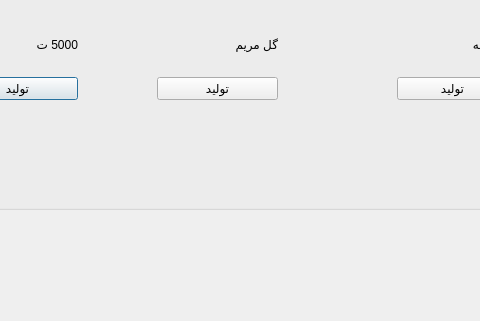
Before: the Qt Designer form form/laboratory.ui in mahshid-o/GreenHouse, drawn with Qt 5; both pictures show x 209 to 689 and y 201 to 522 of the 900 by 522 pixel window.
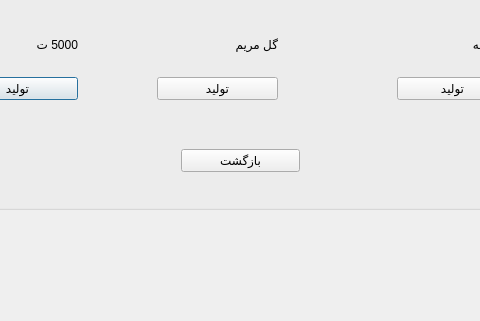
After: the same form once the commit is applied. Icons and pictures are not drawn.

Commit message: add back button and beautify UI

Diff of the .ui file:
```diff
--- a/form/laboratory.ui
+++ b/form/laboratory.ui
@@ -187,6 +187,19 @@
      </item>
     </layout>
    </widget>
+   <widget class="QPushButton" name="pushButtonOrkideT_2">
+    <property name="geometry">
+     <rect>
+      <x>260</x>
+      <y>330</y>
+      <width>119</width>
+      <height>23</height>
+     </rect>
+    </property>
+    <property name="text">
+     <string>بازگشت</string>
+    </property>
+   </widget>
   </widget>
  </widget>
  <resources/>
```
The commit also changes 4 other files.
